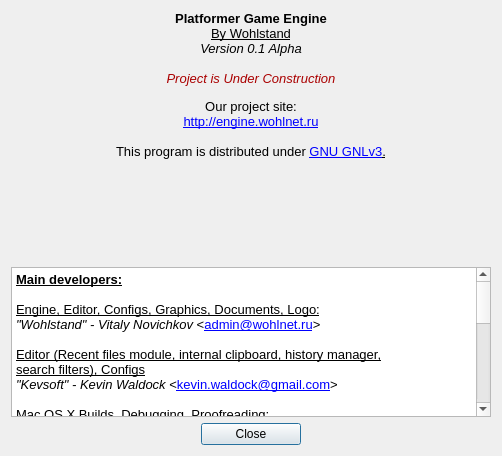
Qt form Editor/about_dialog/aboutdialog.ui (WohlSoft/Moondust-Project) before a commit.
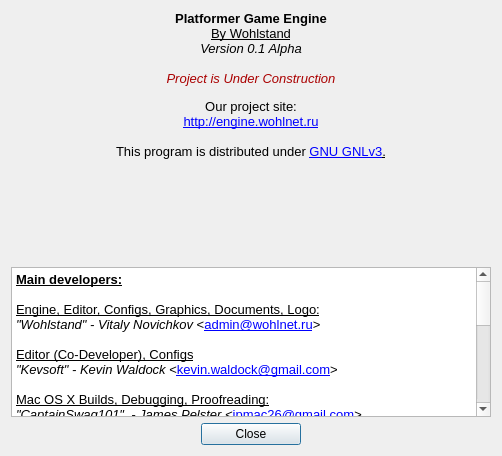
The same form after that commit. Icons and pictures are not drawn.

```diff
--- a/Editor/about_dialog/aboutdialog.ui
+++ b/Editor/about_dialog/aboutdialog.ui
@@ -191,7 +191,7 @@
 &lt;p style=&quot; margin-top:0px; margin-bottom:0px; margin-left:0px; margin-right:0px; -qt-block-indent:0; text-indent:0px;&quot;&gt;&lt;span style=&quot; font-family:'Liberation Sans'; font-weight:600; text-decoration: underline;&quot;&gt;Main developers:&lt;br /&gt;&lt;/span&gt;&lt;/p&gt;
 &lt;p style=&quot; margin-top:0px; margin-bottom:0px; margin-left:0px; margin-right:0px; -qt-block-indent:0; text-indent:0px;&quot;&gt;&lt;span style=&quot; font-family:'Liberation Sans'; text-decoration: underline;&quot;&gt;Engine, Editor, Configs, Graphics, Documents, Logo:&lt;/span&gt;&lt;/p&gt;
 &lt;p style=&quot; margin-top:0px; margin-bottom:0px; margin-left:0px; margin-right:0px; -qt-block-indent:0; text-indent:0px;&quot;&gt;&lt;span style=&quot; font-family:'Liberation Sans'; font-style:italic;&quot;&gt;&amp;quot;Wohlstand&amp;quot; - Vitaly Novichkov&lt;/span&gt;&lt;span style=&quot; font-family:'Liberation Sans';&quot;&gt; &amp;lt;&lt;/span&gt;&lt;a href=&quot;mailto:admin@wohlnet.ru&quot;&gt;&lt;span style=&quot; font-family:'Liberation Sans'; text-decoration: underline; color:#0000ff;&quot;&gt;admin@wohlnet.ru&lt;/span&gt;&lt;/a&gt;&lt;span style=&quot; font-family:'Liberation Sans';&quot;&gt;&amp;gt;&lt;br /&gt;&lt;/span&gt;&lt;/p&gt;
-&lt;p style=&quot; margin-top:0px; margin-bottom:0px; margin-left:0px; margin-right:0px; -qt-block-indent:0; text-indent:0px;&quot;&gt;&lt;span style=&quot; font-family:'Liberation Sans'; text-decoration: underline;&quot;&gt;Editor (Recent files module, internal clipboard, history manager,&lt;br /&gt;search filters), Configs&lt;/span&gt;&lt;/p&gt;
+&lt;p style=&quot; margin-top:0px; margin-bottom:0px; margin-left:0px; margin-right:0px; -qt-block-indent:0; text-indent:0px;&quot;&gt;&lt;span style=&quot; font-family:'Liberation Sans'; text-decoration: underline;&quot;&gt;Editor (Co-Developer), Configs&lt;/span&gt;&lt;/p&gt;
 &lt;p style=&quot; margin-top:0px; margin-bottom:0px; margin-left:0px; margin-right:0px; -qt-block-indent:0; text-indent:0px;&quot;&gt;&lt;span style=&quot; font-family:'Liberation Sans'; font-style:italic;&quot;&gt;&amp;quot;Kevsoft&amp;quot; - Kevin Waldock &lt;/span&gt;&lt;span style=&quot; font-family:'Liberation Sans';&quot;&gt;&amp;lt;&lt;/span&gt;&lt;a href=&quot;mailto:kevin.waldock@gmail.com&quot;&gt;&lt;span style=&quot; font-family:'Liberation Sans'; text-decoration: underline; color:#0000ff;&quot;&gt;kevin.waldock@gmail.com&lt;/span&gt;&lt;/a&gt;&lt;span style=&quot; font-family:'Liberation Sans';&quot;&gt;&amp;gt;&lt;/span&gt;&lt;/p&gt;
 &lt;p style=&quot;-qt-paragraph-type:empty; margin-top:0px; margin-bottom:0px; margin-left:0px; margin-right:0px; -qt-block-indent:0; text-indent:0px; font-family:'Liberation Sans';&quot;&gt;&lt;br /&gt;&lt;/p&gt;
 &lt;p style=&quot; margin-top:0px; margin-bottom:0px; margin-left:0px; margin-right:0px; -qt-block-indent:0; text-indent:0px;&quot;&gt;&lt;span style=&quot; font-family:'Liberation Sans'; text-decoration: underline;&quot;&gt;Mac OS X Builds, Debugging, Proofreading:&lt;/span&gt;&lt;/p&gt;
```
